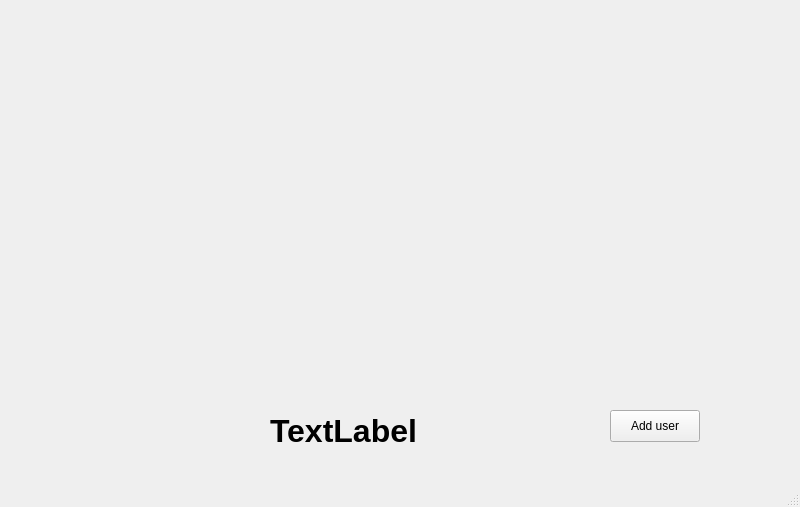
Above: view.ui from matheuscnali/face_authenticator before the change. Below: the same form after it.
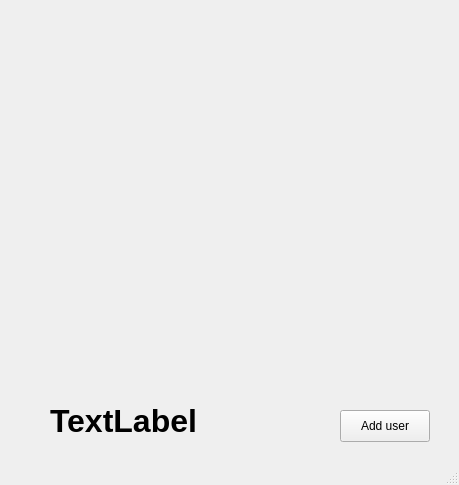
That is the form after the change. Icons and pictures are not drawn.

```diff
--- a/view.ui
+++ b/view.ui
@@ -6,8 +6,8 @@
    <rect>
     <x>0</x>
     <y>0</y>
-    <width>800</width>
-    <height>507</height>
+    <width>459</width>
+    <height>485</height>
    </rect>
   </property>
   <property name="windowTitle">
@@ -22,28 +22,9 @@
     <property name="geometry">
      <rect>
       <x>50</x>
-      <y>40</y>
-      <width>281</width>
-      <height>281</height>
-     </rect>
-    </property>
-    <property name="text">
-     <string/>
-    </property>
-    <property name="pixmap">
-     <pixmap>face-authenticator/data/gui_images/webcam.png</pixmap>
-    </property>
-    <property name="scaledContents">
-     <bool>true</bool>
-    </property>
-   </widget>
-   <widget class="QLabel" name="cam_side">
-    <property name="geometry">
-     <rect>
-      <x>460</x>
-      <y>40</y>
-      <width>281</width>
-      <height>281</height>
+      <y>30</y>
+      <width>361</width>
+      <height>321</height>
      </rect>
     </property>
     <property name="text">
@@ -78,9 +59,9 @@
    <widget class="QLabel" name="text_result">
     <property name="geometry">
      <rect>
-      <x>270</x>
-      <y>410</y>
-      <width>451</width>
+      <x>50</x>
+      <y>400</y>
+      <width>301</width>
       <height>41</height>
      </rect>
     </property>
@@ -98,7 +79,7 @@
    <widget class="QPushButton" name="pushButton">
     <property name="geometry">
      <rect>
-      <x>610</x>
+      <x>340</x>
       <y>410</y>
       <width>90</width>
       <height>32</height>
```
Left out of the diff: 2 changed lines with no effect on the pictures.
